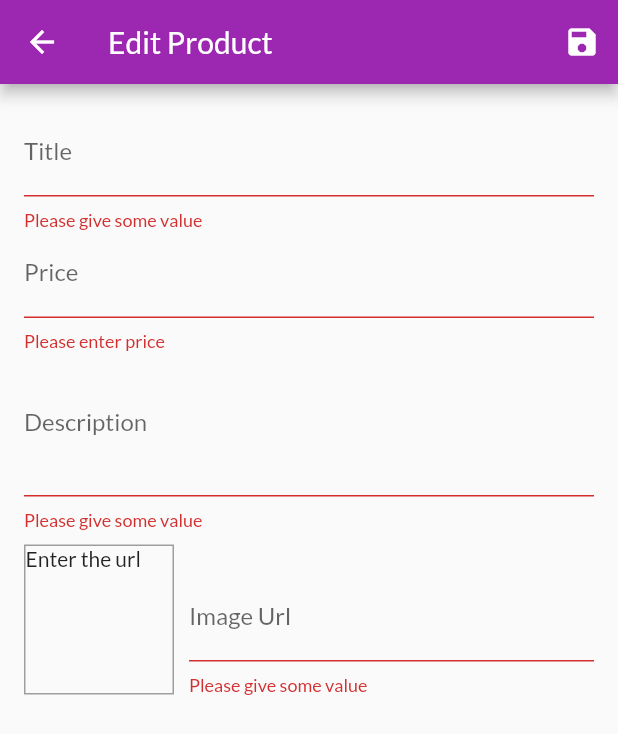
After one commit to truncet/flutter-shop, a Flutter app: the EditProductScreen screen opened by its route, after a tap on the "save" icon, on a phone screen of 412 x 824 dp. The commit adds this screen. Shown: the top 734 px of the screen. Run offline on Flutter 3.47's test engine with Material 2 defaults, Android fonts, the phone set to English and light mode, and no system bars; network calls fail.

Commit message:
product update added

```diff
--- a/lib/main.dart
+++ b/lib/main.dart
@@ -5,6 +5,8 @@ import './screens/products_overview_screen.dart';
 import './screens/product_detail_screen.dart';
 import './screens/cart_screen.dart';
 import './screens/orders.screen.dart';
+import './screens/user_product_screen.dart';
+import './screens/edit_product_screen.dart';
 import './providers/products_provider.dart';
 import './providers/cart.dart';
 import './providers/orders.dart';
@@ -42,6 +44,8 @@ class MyApp extends StatelessWidget {
           CartScreen.routeName: (ctx) => CartScreen(),
           OrderScreen.routeName: (ctx) => OrderScreen(),
           ProductOverrideScreen.routeName: (ctx) => ProductOverrideScreen(),
+          UserProductScreen.routeName: (ctx) => UserProductScreen(),
+          EditProductScreen.routeName: (ctx) => EditProductScreen(),
         },
       ),
     );
--- a/lib/providers/products_provider.dart
+++ b/lib/providers/products_provider.dart
@@ -59,4 +59,28 @@ class Products with ChangeNotifier {
   Product findById(String id) {
     return _items.firstWhere((element) => element.id == id);
   }
+
+  void addNewProducts(Product product) {
+    Product editedValue = Product(
+      description: product.description,
+      title: product.title,
+      imageUrl: product.imageUrl,
+      price: product.price,
+      id: DateTime.now().toString(),
+    );
+    _items.insert(0, editedValue);
+
+    notifyListeners();
+  }
+
+  void editProducts(String id, Product product) {
+    var productIndex = _items.indexWhere((element) => element.id == id);
+    _items[productIndex] = product;
+    notifyListeners();
+  }
+
+  void deleteProducts(String id) {
+    _items.removeWhere((element) => element.id == id);
+    notifyListeners();
+  }
 }
--- /dev/null
+++ b/lib/screens/edit_product_screen.dart
@@ -0,0 +1,271 @@
+import 'package:flutter/material.dart';
+import 'package:flutter/services.dart';
+import 'package:provider/provider.dart';
+
+import '../providers/product.dart';
+import '../providers/products_provider.dart';
+
+class EditProductScreen extends StatefulWidget {
+  static const routeName = 'edit-products';
+  @override
+  _EditProductScreenState createState() => _EditProductScreenState();
+}
+
+class _EditProductScreenState extends State<EditProductScreen> {
+  final _priceFocusNode = FocusNode();
+  final _descriptionFocusNode = FocusNode();
+
+  final _imageUrlController = TextEditingController();
+  final _imageUrlFocusNode = FocusNode();
+  final _form = GlobalKey<FormState>();
+
+  bool _isInit = true;
+
+  var _editedProduct = Product(
+    id: null,
+    title: '',
+    price: 0,
+    description: '',
+    imageUrl: '',
+  );
+
+  var _initialState = {
+    'title': '',
+    'description': '',
+    'price': '',
+  };
+
+  @override
+  void initState() {
+    _imageUrlFocusNode.addListener(_updateImageUrl);
+    super.initState();
+  }
+
+  @override
+  void didChangeDependencies() {
+    if (_isInit) {
+      final productId = ModalRoute.of(context).settings.arguments as String;
+
+      if (productId != null) {
+        _editedProduct =
+            Provider.of<Products>(context, listen: false).findById(productId);
+
+        _initialState = {
+          'title': _editedProduct.title,
+          'description': _editedProduct.description,
+          'price': _editedProduct.price.toString(),
+          'imageUrl': '',
+        };
+        _imageUrlController.text = _editedProduct.imageUrl;
+      }
+    }
+    _isInit = false;
+    super.didChangeDependencies();
+  }
+
+  void _updateImageUrl() {
+    if (!_imageUrlFocusNode.hasFocus) {
+      if (!_imageUrlController.text.startsWith('http')) return;
+
+      setState(() {});
+    }
+  }
+
+  @override
+  void dispose() {
+    _imageUrlFocusNode.removeListener(_updateImageUrl);
+    _priceFocusNode.dispose();
+    _descriptionFocusNode.dispose();
+    _imageUrlFocusNode.dispose();
+    super.dispose();
+  }
+
+  void _saveForm() {
+    var isValidated = _form.currentState.validate();
+    if (!isValidated) {
+      return;
+    }
+    print('validated');
+    _form.currentState.save();
+    if (_editedProduct.id != null) {
+      Provider.of<Products>(context, listen: false)
+          .editProducts(_editedProduct.id, _editedProduct);
+    } else {
+      Provider.of<Products>(context, listen: false)
+          .addNewProducts(_editedProduct);
+    }
+    Navigator.of(context).pop();
+  }
+
+  @override
+  Widget build(BuildContext context) {
+    return Scaffold(
+      appBar: AppBar(
+        title: Text(
+          'Edit Product',
+        ),
+        actions: [
+          IconButton(
+            icon: Icon(Icons.save),
+            onPressed: _saveForm,
+          ),
+        ],
+      ),
+      body: Padding(
+        padding: const EdgeInsets.all(16.0),
+        child: Form(
+          key: _form,
+          child: ListView(
+            children: [
+              TextFormField(
+                initialValue: _initialState['title'],
+                decoration: InputDecoration(
+                  labelText: 'Title',
+                ),
+                textInputAction: TextInputAction.next,
+                onFieldSubmitted: (_) {
+                  FocusScope.of(context).requestFocus(_priceFocusNode);
+                },
+                onSaved: (value) {
+                  _editedProduct = Product(
+                    title: value,
+                    description: _editedProduct.description,
+                    price: _editedProduct.price,
+                    imageUrl: _editedProduct.imageUrl,
+                    id: _editedProduct.id,
+                    isFavorite: _editedProduct.isFavorite,
+                  );
+                },
+                validator: (value) {
+                  if (value.isEmpty) {
+                    return 'Please give some value';
+                  }
+                  return null;
+                },
+              ),
+              TextFormField(
+                initialValue: _initialState['price'],
+                decoration: InputDecoration(
+                  labelText: 'Price',
+                ),
+                textInputAction: TextInputAction.next,
+                keyboardType: TextInputType.number,
+                focusNode: _priceFocusNode,
+                onFieldSubmitted: (_) =>
+                    FocusScope.of(context).requestFocus(_descriptionFocusNode),
+                onSaved: (value) {
+                  _editedProduct = Product(
+                    title: _editedProduct.title,
+                    description: _editedProduct.description,
+                    price: double.parse(value),
+                    imageUrl: _editedProduct.imageUrl,
+                    id: _editedProduct.id,
+                    isFavorite: _editedProduct.isFavorite,
+                  );
+                },
+                validator: (value) {
+                  if (value.isEmpty) {
+                    return 'Please enter price';
+                  }
+                  if (double.tryParse(value) == null)
+                    return 'Please enter valid number';
+                  if (double.parse(value) <= 0) return 'Please enter value > 0';
+                  return null;
+                },
+              ),
+              TextFormField(
+                initialValue: _initialState['description'],
+                decoration: InputDecoration(
+                  labelText: 'Description',
+                ),
+                maxLines: 3,
+                keyboardType: TextInputType.multiline,
+                focusNode: _descriptionFocusNode,
+                onSaved: (value) {
+                  _editedProduct = Product(
+                    title: _editedProduct.title,
+                    description: value,
+                    price: _editedProduct.price,
+                    imageUrl: _editedProduct.imageUrl,
+                    id: _editedProduct.id,
+                    isFavorite: _editedProduct.isFavorite,
+                  );
+                },
+                validator: (value) {
+                  if (value.isEmpty) {
+                    return 'Please give some value';
+                  }
+                  return null;
+                },
+              ),
+              Row(
+                crossAxisAlignment: CrossAxisAlignment.end,
+                children: [
+                  Container(
+                    width: 100,
+                    height: 100,
+                    margin: const EdgeInsets.only(
+                      top: 10,
+                      right: 10,
+                    ),
+                    decoration: BoxDecoration(
+                      border: Border.all(
+                        width: 1,
+                        color: Colors.grey,
+                      ),
+                    ),
+                    child: _imageUrlController.text.isEmpty
+                        ? Text(
+                            'Enter the url',
+                          )
+                        : FittedBox(
+                            child: Image.network(
+                              _imageUrlController.text,
+                            ),
+                            fit: BoxFit.fill,
+                          ),
+                  ),
+                  Expanded(
+                    child: TextFormField(
+                      decoration: InputDecoration(
+                        labelText: 'Image Url',
+                      ),
+                      keyboardType: TextInputType.url,
+                      textInputAction: TextInputAction.done,
+                      controller: _imageUrlController,
+                      focusNode: _imageUrlFocusNode,
+                      onEditingComplete: () {
+                        setState(() {});
+                      },
+                      onFieldSubmitted: (_) {
+                        _saveForm();
+                      },
+                      onSaved: (value) {
+                        _editedProduct = Product(
+                          title: _editedProduct.title,
+                          description: _editedProduct.description,
+                          price: _editedProduct.price,
+                          imageUrl: value,
+                          id: _editedProduct.id,
+                          isFavorite: _editedProduct.isFavorite,
+                        );
+                      },
+                      validator: (value) {
+                        if (value.isEmpty) {
+                          return 'Please give some value';
+                        }
+                        if (!value.startsWith('http'))
+                          return 'Please enter a valid Url';
+                        return null;
+                      },
+                    ),
+                  ),
+                ],
+              ),
+            ],
+          ),
+        ),
+      ),
+    );
+  }
+}
```
Also changed, not shown: lib/providers/cart.dart (+22 -0 lines), lib/screens/user_product_screen.dart (added, +46 -0 lines), lib/widgets/app_drawer.dart (+9 -0 lines), lib/widgets/cart_item.dart (+19 -0 lines), lib/widgets/product_item.dart (+15 -0 lines), lib/widgets/user_product_item.dart (added, +48 -0 lines).
